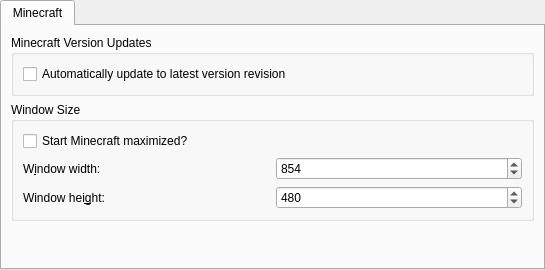
Old version of the form gui/pages/global/MinecraftPage.ui in the repository FreesmTeam/FreesmLauncher.
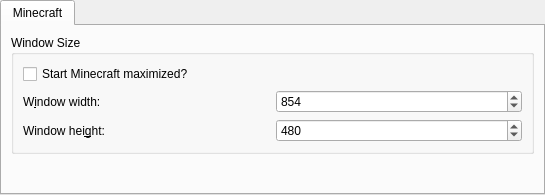
New version of the form. Icons and pictures are not drawn.

```diff
--- a/gui/pages/global/MinecraftPage.ui
+++ b/gui/pages/global/MinecraftPage.ui
@@ -7,7 +7,7 @@
     <x>0</x>
     <y>0</y>
     <width>545</width>
-    <height>270</height>
+    <height>195</height>
    </rect>
   </property>
   <property name="sizePolicy">
@@ -49,22 +49,6 @@
        <string>Minecraft</string>
       </attribute>
       <layout class="QVBoxLayout" name="verticalLayout_3">
-       <item>
-        <widget class="QGroupBox" name="groupBox_5">
-         <property name="title">
-          <string>Minecraft Version Updates</string>
-         </property>
-         <layout class="QVBoxLayout" name="verticalLayout_14">
-          <item>
-           <widget class="QCheckBox" name="autoupdateMinecraft">
-            <property name="text">
-             <string>Automatically update to latest version revision</string>
-            </property>
-           </widget>
-          </item>
-         </layout>
-        </widget>
-       </item>
        <item>
         <widget class="QGroupBox" name="windowSizeGroupBox">
          <property name="title">
```
Left out of the diff: 1 changed line with no effect on the pictures.
